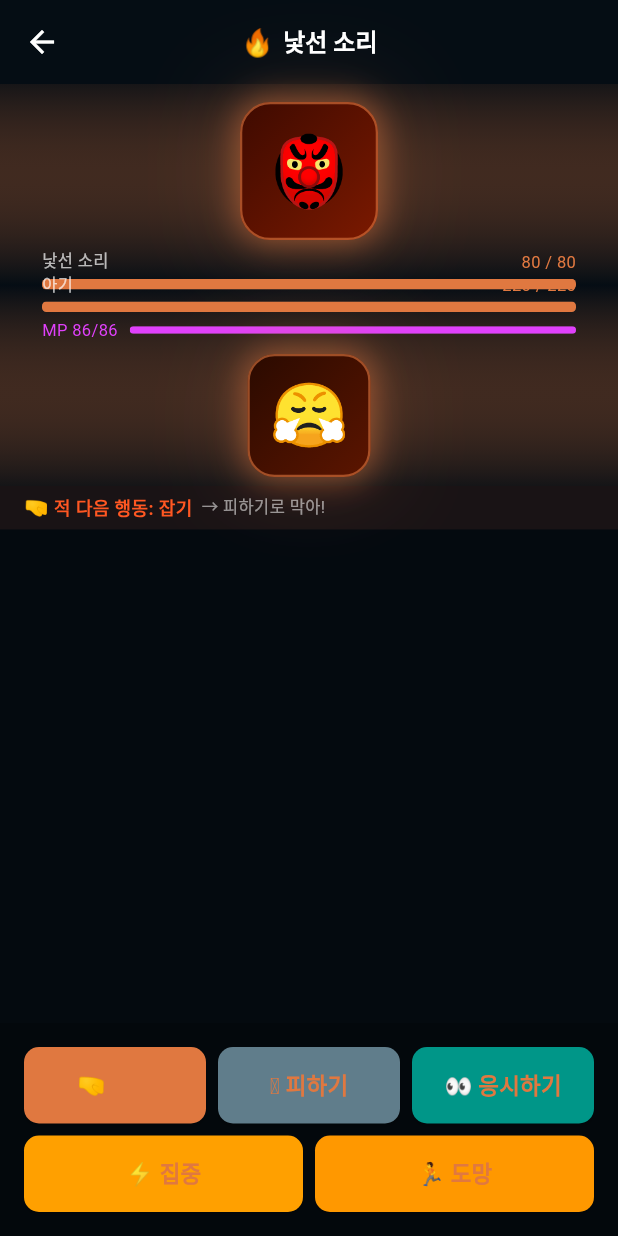
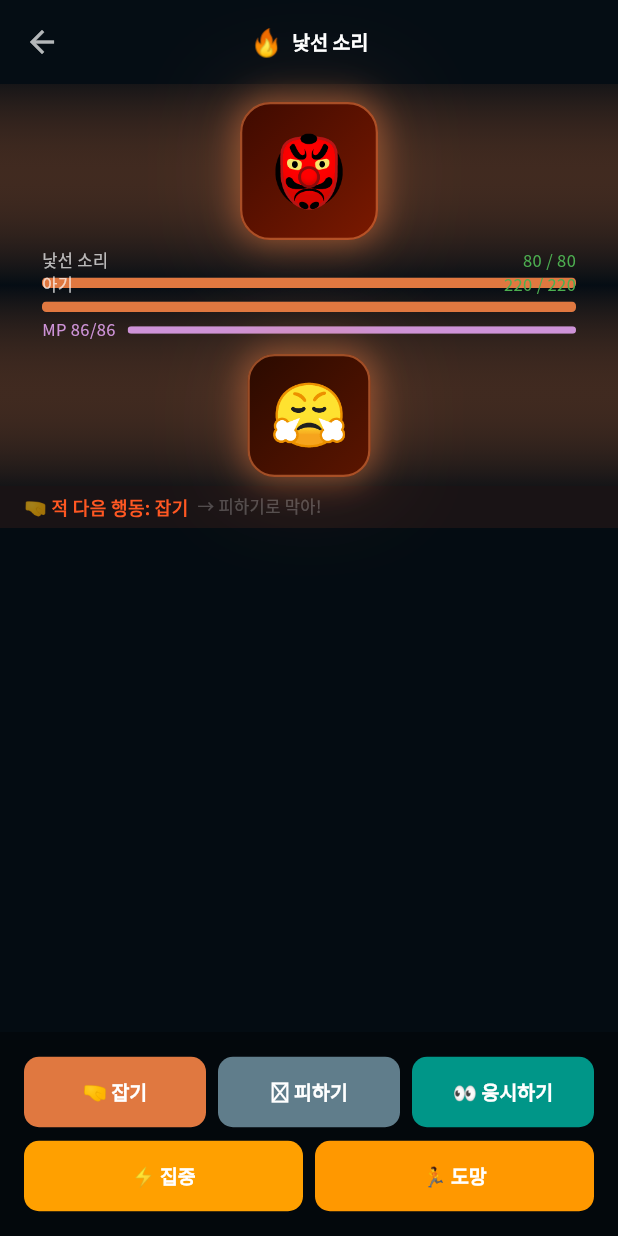
Before and after one commit to alstjs24-design/elemental-quest, a Flutter app: the RunScreen screen opened directly, after a tap on "⚔️ 전투 시작", on a phone screen of 412 x 824 dp. Run offline on Flutter 3.47's test engine with Material 3 defaults, Android fonts, the phone set to English and light mode, and no system bars; our stand-ins replace cloud_firestore, firebase_auth, firebase_core, flutter_riverpod, google_fonts, hive_flutter; accounts and stored records are empty.

Commit message:
feat: add design system and apply to home/battle screens
- Create app_theme.dart with AppColors, AppTextStyles, buildAppTheme()
- Korean typography via google_fonts (Noto Sans KR)
- Home screen: title with soul glow, subtitle added
- Battle screen: HP-aware bar colors (green/orange/red), AppTextStyles throughout
- Replace hardcoded Color/TextStyle literals with design tokens
- Add google_fonts ^6.2.1

```diff
--- /dev/null
+++ b/lib/core/theme/app_theme.dart
@@ -0,0 +1,141 @@
+import 'package:flutter/material.dart';
+import 'package:google_fonts/google_fonts.dart';
+
+// ── Color Tokens ──────────────────────────────────────────────────────────────
+
+class AppColors {
+  AppColors._();
+
+  // Backgrounds
+  static const bgDeep    = Color(0xFF050D14);
+  static const bgDark    = Color(0xFF0D1B2A);
+  static const bgPurple  = Color(0xFF1A0A2E);
+  static const bgCard    = Color(0xFF0F1923);
+
+  // Gradients
+  static const gradientTop    = Color(0xFF1A0A2E);
+  static const gradientBottom = Color(0xFF0D1B2A);
+
+  // Accent colors (per zone/feature)
+  static const fire    = Color(0xFFE07840); // 소리치는 아이 / PvP
+  static const water   = Color(0xFF4A90D9); // 받아들이는 아이 / 캐릭터
+  static const wind    = Color(0xFF4DB6AC); // 바라보는 아이 / 런
+  static const earth   = Color(0xFF78C55A); // 작아지는 아이
+
+  // Feature colors
+  static const run       = Color(0xFF4DB6AC);
+  static const dungeon   = Color(0xFF8B2FC9);
+  static const pvp       = Color(0xFFE07840);
+  static const character = Color(0xFF4A90D9);
+  static const legacy    = Color(0xFF9C27B0);
+  static const soul      = Color(0xFFCE93D8);
+
+  // HP colors
+  static const hpHigh = Color(0xFF4CAF50);
+  static const hpMid  = Color(0xFFFF9800);
+  static const hpLow  = Color(0xFFF44336);
+
+  // Text
+  static const textPrimary   = Color(0xFFFFFFFF);
+  static const textSecondary = Color(0xB3FFFFFF); // white70
+  static const textMuted     = Color(0x99FFFFFF); // white60
+  static const textDisabled  = Color(0x3DFFFFFF); // white24
+}
+
+// ── Typography ────────────────────────────────────────────────────────────────
+
+class AppTextStyles {
+  AppTextStyles._();
+
+  static TextStyle get displayLarge => GoogleFonts.notoSansKr(
+        fontSize: 32, fontWeight: FontWeight.w900,
+        color: AppColors.textPrimary, letterSpacing: 1.5,
+      );
+
+  static TextStyle get titleLarge => GoogleFonts.notoSansKr(
+        fontSize: 22, fontWeight: FontWeight.w700,
+        color: AppColors.textPrimary,
+      );
+
+  static TextStyle get titleMedium => GoogleFonts.notoSansKr(
+        fontSize: 18, fontWeight: FontWeight.w700,
+        color: AppColors.textPrimary,
+      );
+
+  static TextStyle get bodyMedium => GoogleFonts.notoSansKr(
+        fontSize: 14, fontWeight: FontWeight.w400,
+        color: AppColors.textSecondary,
+      );
+
+  static TextStyle get bodySmall => GoogleFonts.notoSansKr(
+        fontSize: 12, fontWeight: FontWeight.w400,
+        color: AppColors.textMuted,
+      );
+
+  static TextStyle get labelBold => GoogleFonts.notoSansKr(
+        fontSize: 13, fontWeight: FontWeight.w600,
+        color: AppColors.textPrimary,
+      );
+
+  static TextStyle get caption => GoogleFonts.notoSansKr(
+        fontSize: 11, fontWeight: FontWeight.w400,
+        color: AppColors.textDisabled,
+      );
+
+  static TextStyle get battleLog => GoogleFonts.notoSansKr(
+        fontSize: 13, fontWeight: FontWeight.w400,
+        color: AppColors.textSecondary, height: 1.6,
+      );
+}
+
+// ── Theme ─────────────────────────────────────────────────────────────────────
+
+ThemeData buildAppTheme() {
+  final base = ThemeData.dark();
+
+  return base.copyWith(
+    scaffoldBackgroundColor: AppColors.bgDeep,
+    colorScheme: const ColorScheme.dark(
+      primary: AppColors.fire,
+      secondary: AppColors.water,
+      surface: AppColors.bgCard,
+      onPrimary: AppColors.textPrimary,
+      onSecondary: AppColors.textPrimary,
+      onSurface: AppColors.textPrimary,
+    ),
+    textTheme: GoogleFonts.notoSansKrTextTheme(base.textTheme).apply(
+      bodyColor: AppColors.textPrimary,
+      displayColor: AppColors.textPrimary,
+    ),
+    appBarTheme: AppBarTheme(
+      backgroundColor: Colors.transparent,
+      elevation: 0,
+      centerTitle: true,
+      titleTextStyle: AppTextStyles.titleMedium,
+      iconTheme: const IconThemeData(color: AppColors.textSecondary),
+    ),
+    elevatedButtonTheme: ElevatedButtonThemeData(
+      style: ElevatedButton.styleFrom(
+        backgroundColor: AppColors.dungeon,
+        foregroundColor: AppColors.textPrimary,
+        textStyle: AppTextStyles.titleMedium,
+        padding: const EdgeInsets.symmetric(vertical: 16, horizontal: 24),
+        shape: RoundedRectangleBorder(borderRadius: BorderRadius.circular(14)),
+        elevation: 0,
+      ),
+    ),
+    cardTheme: CardTheme(
+      color: AppColors.bgCard,
+      elevation: 0,
+      shape: RoundedRectangleBorder(
+        borderRadius: BorderRadius.circular(16),
+        side: const BorderSide(color: Color(0x1AFFFFFF)),
+      ),
+    ),
+    dividerTheme: const DividerThemeData(
+      color: Color(0x1AFFFFFF),
+      thickness: 1,
+    ),
+    splashFactory: InkRipple.splashFactory,
+  );
+}
--- a/lib/features/battle/battle_screen.dart
+++ b/lib/features/battle/battle_screen.dart
@@ -3,6 +3,7 @@
 // Reads/Writes: battleProvider (BattleState; calls playerChooseRps/playerFlee/endBattle)
 import 'package:flutter/material.dart';
 import 'package:flutter_riverpod/flutter_riverpod.dart';
+import '../../core/theme/app_theme.dart';
 import '../../core/enums/character_trait.dart';
 import '../../core/enums/enemy_intention.dart';
 import '../../core/models/character.dart';
@@ -54,13 +55,13 @@ class _BattleScreenState extends ConsumerState<BattleScreen> {
 
     if (battle == null) {
       return const Scaffold(
-        backgroundColor: Color(0xFF050D14),
+        backgroundColor: AppColors.bgDeep,
         body: Center(child: CircularProgressIndicator()),
       );
     }
 
     return Scaffold(
-      backgroundColor: const Color(0xFF050D14),
+      backgroundColor: AppColors.bgDeep,
       appBar: AppBar(
         backgroundColor: Colors.transparent,
         elevation: 0,
@@ -70,22 +71,19 @@ class _BattleScreenState extends ConsumerState<BattleScreen> {
             Text(elemIcon(battle.enemy.element),
                 style: const TextStyle(fontSize: 18)),
             const SizedBox(width: 6),
-            Text(battle.enemy.name,
-                style: const TextStyle(
-                    fontSize: 16, fontWeight: FontWeight.bold)),
+            Text(battle.enemy.name, style: AppTextStyles.labelBold),
             if (battle.enemy.grade == EnemyGrade.boss) ...[
               const SizedBox(width: 6),
               Container(
                 padding:
                     const EdgeInsets.symmetric(horizontal: 6, vertical: 2),
                 decoration: BoxDecoration(
-                  color: Colors.red.shade900,
+                  color: AppColors.hpLow.withValues(alpha: 0.25),
                   borderRadius: BorderRadius.circular(4),
                 ),
-                child: const Text('BOSS',
-                    style: TextStyle(
-                        color: Colors.red,
-                        fontSize: 10,
+                child: Text('BOSS',
+                    style: AppTextStyles.caption.copyWith(
+                        color: AppColors.hpLow,
                         fontWeight: FontWeight.bold)),
               ),
             ],
@@ -135,7 +133,7 @@ class _BattleArena extends StatelessWidget {
                   end: Alignment.bottomCenter,
                   colors: [
                     enemyGlow.withValues(alpha: 0.08),
-                    const Color(0xFF050D14),
+                    AppColors.bgDeep,
                     playerGlow.withValues(alpha: 0.07),
                   ],
                 ),
@@ -202,8 +200,8 @@ class _BattleArena extends StatelessWidget {
                         children: [
                           Text(
                             'MP ${battle.player.currentMp}/${battle.player.stats.maxMp}',
-                            style: const TextStyle(
-                                color: Colors.purpleAccent, fontSize: 11),
+                            style: AppTextStyles.caption.copyWith(
+                                color: AppColors.soul),
                           ),
                           const SizedBox(width: 8),
                           Expanded(
@@ -214,7 +212,7 @@ class _BattleArena extends StatelessWidget {
                                         battle.player.stats.maxMp)
                                     .clamp(0.0, 1.0),
                                 backgroundColor: Colors.white12,
-                                color: Colors.purpleAccent,
+                                color: AppColors.soul,
                                 minHeight: 5,
                               ),
                             ),
@@ -245,9 +243,9 @@ class _BattleArena extends StatelessWidget {
                     border: Border.all(
                         color: Colors.red.withValues(alpha: 0.4)),
                   ),
-                  child: const Text('적 행동 중',
-                      style:
-                          TextStyle(color: Colors.red, fontSize: 11)),
+                  child: Text('적 행동 중',
+                      style: AppTextStyles.caption.copyWith(
+                          color: AppColors.hpLow)),
                 ),
               ),
             ),
@@ -278,14 +276,13 @@ class _IntentionStrip extends StatelessWidget {
       color: color.withValues(alpha: 0.08),
       child: Row(
         children: [
-          Text('$icon ', style: const TextStyle(fontSize: 13)),
+          Text('$icon ', style: AppTextStyles.bodySmall),
           Text('적 다음 행동: $label',
-              style: TextStyle(
-                  color: color, fontSize: 12, fontWeight: FontWeight.bold)),
+              style: AppTextStyles.bodySmall.copyWith(
+                  color: color, fontWeight: FontWeight.bold)),
           if (hint.isNotEmpty) ...[
             const SizedBox(width: 6),
-            Text(hint,
-                style: const TextStyle(color: Colors.white54, fontSize: 11)),
+            Text(hint, style: AppTextStyles.caption),
           ],
         ],
       ),
@@ -304,8 +301,17 @@ class _CompactBar extends StatelessWidget {
       required this.max,
       required this.color});
 
+  Color _hpColor(double ratio) {
+    if (ratio > 0.5) return AppColors.hpHigh;
+    if (ratio > 0.25) return AppColors.hpMid;
+    return AppColors.hpLow;
+  }
+
   @override
   Widget build(BuildContext context) {
+    final ratio = (current / max).clamp(0.0, 1.0);
+    final hpColor = _hpColor(ratio);
+    final barColor = color == Colors.white ? hpColor : color;
     return Column(
       crossAxisAlignment: CrossAxisAlignment.start,
       children: [
@@ -314,21 +320,21 @@ class _CompactBar extends StatelessWidget {
           children: [
             Expanded(
               child: Text(label,
-                  style: const TextStyle(
-                      color: Colors.white70, fontSize: 11),
+                  style: AppTextStyles.caption.copyWith(
+                      color: AppColors.textSecondary),
                   overflow: TextOverflow.ellipsis),
             ),
             Text('$current / $max',
-                style: TextStyle(color: color, fontSize: 11)),
+                style: AppTextStyles.caption.copyWith(color: hpColor)),
           ],
         ),
         const SizedBox(height: 3),
         ClipRRect(
           borderRadius: BorderRadius.circular(3),
           child: LinearProgressIndicator(
-            value: (current / max).clamp(0.0, 1.0),
+            value: ratio,
             backgroundColor: Colors.white12,
-            color: color,
+            color: barColor,
             minHeight: 7,
           ),
         ),
@@ -373,7 +379,7 @@ class _BattleLogState extends State<_BattleLog> {
   @override
   Widget build(BuildContext context) {
     return Container(
-      color: Colors.black26,
+      color: const Color(0x1A000000),
       child: ListView.builder(
         controller: _scroll,
         padding:
@@ -385,9 +391,10 @@ class _BattleLogState extends State<_BattleLog> {
             padding: const EdgeInsets.symmetric(vertical: 2),
             child: Text(
               widget.log[i],
-              style: TextStyle(
-                  color: isLast ? Colors.white : Colors.white60,
-                  fontSize: 13,
+              style: AppTextStyles.battleLog.copyWith(
+                  color: isLast
+                      ? AppColors.textPrimary
+                      : AppColors.textMuted,
                   fontWeight: isLast
                       ? FontWeight.w500
                       : FontWeight.normal),
@@ -547,9 +554,7 @@ class _ABtn extends StatelessWidget {
         shape: RoundedRectangleBorder(
             borderRadius: BorderRadius.circular(10)),
       ),
-      child: Text(label,
-          style: const TextStyle(
-              fontSize: 15, fontWeight: FontWeight.bold)),
+      child: Text(label, style: AppTextStyles.labelBold),
     );
   }
 }
@@ -572,17 +577,15 @@ class _ResultPanel extends ConsumerWidget {
         children: [
           Text(
             won ? '🏆 승리!' : (fled ? '🏃 도망 성공!' : '💀 패배...'),
-            style: TextStyle(
-              fontSize: 24,
-              fontWeight: FontWeight.bold,
-              color: won || fled ? Colors.amber : Colors.red,
+            style: AppTextStyles.titleLarge.copyWith(
+              color: won || fled ? Colors.amber : AppColors.hpLow,
             ),
           ),
           if (won) ...[
             const SizedBox(height: 8),
             Text(
               '경험치 +${battle.expReward}  골드 +${battle.goldReward}',
-              style: const TextStyle(color: Colors.white70),
+              style: AppTextStyles.bodySmall,
             ),
             if (battle.pendingDrops.isNotEmpty) ...[
               const SizedBox(height: 6),
@@ -591,8 +594,8 @@ class _ResultPanel extends ConsumerWidget {
                 spacing: 6,
                 children: battle.pendingDrops
                     .map((m) => Text('${m.icon} ${m.name}',
-                        style: const TextStyle(
-                            color: Colors.amber, fontSize: 12)))
+                        style: AppTextStyles.bodySmall.copyWith(
+                            color: Colors.amber)))
                     .toList(),
               ),
             ],
--- a/lib/features/home/home_screen.dart
+++ b/lib/features/home/home_screen.dart
@@ -3,6 +3,7 @@
 // Reads: characterProvider (activeCharacter.name, level)
 import 'package:flutter/material.dart';
 import 'package:flutter_riverpod/flutter_riverpod.dart';
+import '../../core/theme/app_theme.dart';
 import '../character/character_notifier.dart';
 import '../character/character_screen.dart';
 import '../dungeon/dungeon_screen.dart';
@@ -47,25 +48,34 @@ class _HomeScreenState extends ConsumerState<HomeScreen> {
           child: Column(
             children: [
               const SizedBox(height: 40),
-              const Text(
-                '⚔️ Elemental Quest',
-                style: TextStyle(
-                  fontSize: 32,
-                  fontWeight: FontWeight.bold,
-                  color: Color(0xFFE07840),
-                  letterSpacing: 2,
+                      Text(
+                '아기의 꿈',
+                style: AppTextStyles.displayLarge.copyWith(
+                  color: AppColors.soul,
+                  letterSpacing: 4,
+                  shadows: [
+                    Shadow(color: AppColors.dungeon.withValues(alpha: 0.6), blurRadius: 24),
+                  ],
                 ),
               ),
-              const SizedBox(height: 8),
+              const SizedBox(height: 4),
+              Text(
+                '내면 세계로의 여정',
+                style: AppTextStyles.bodySmall.copyWith(letterSpacing: 2),
+              ),
+              const SizedBox(height: 10),
               if (character != null)
                 Text(
                   '${character.name}  Lv.${character.level}',
-                  style: const TextStyle(color: Colors.white60, fontSize: 14),
+                  style: AppTextStyles.bodyMedium,
                 ),
               if (legacy.soulFragments > 0)
-                Text(
-                  '💎 ${legacy.soulFragments} 영혼 파편',
-                  style: const TextStyle(color: Color(0xFFCE93D8), fontSize: 12),
+                Padding(
+                  padding: const EdgeInsets.only(top: 4),
+                  child: Text(
+                    '💎 ${legacy.soulFragments} 영혼 파편',
+                    style: AppTextStyles.bodySmall.copyWith(color: AppColors.soul),
+                  ),
                 ),
               const Spacer(),
               _MenuButton(
@@ -123,9 +133,9 @@ class _HomeScreenState extends ConsumerState<HomeScreen> {
                 ),
               ),
               const Spacer(),
-              const Padding(
-                padding: EdgeInsets.only(bottom: 24),
-                child: Text('v0.1.0', style: TextStyle(color: Colors.white24, fontSize: 12)),
+              Padding(
+                padding: const EdgeInsets.only(bottom: 24),
+                child: Text('v0.1.0', style: AppTextStyles.caption),
               ),
             ],
           ),
@@ -175,13 +185,9 @@ class _MenuButton extends StatelessWidget {
                     crossAxisAlignment: CrossAxisAlignment.start,
                     children: [
                       Text(label,
-                          style: TextStyle(
-                              color: color,
-                              fontSize: 18,
-                              fontWeight: FontWeight.bold)),
-                      Text(subtitle,
-                          style: const TextStyle(
-                              color: Colors.white70, fontSize: 12)),
+                          style: AppTextStyles.titleMedium.copyWith(color: color)),
+                      const SizedBox(height: 2),
+                      Text(subtitle, style: AppTextStyles.bodySmall),
                     ],
                   ),
                 ),
--- a/lib/main.dart
+++ b/lib/main.dart
@@ -3,6 +3,7 @@ import 'package:flutter/foundation.dart';
 import 'package:flutter/material.dart';
 import 'package:flutter_riverpod/flutter_riverpod.dart';
 import 'package:hive_flutter/hive_flutter.dart';
+import 'core/theme/app_theme.dart';
 import 'features/character/character_save.dart';
 import 'features/crafting/material_save.dart';
 import 'features/legacy/legacy_save.dart';
@@ -43,13 +44,7 @@ class ElementalQuestApp extends StatelessWidget {
     return MaterialApp(
       title: 'Elemental Quest',
       debugShowCheckedModeBanner: false,
-      theme: ThemeData.dark().copyWith(
-        colorScheme: const ColorScheme.dark(
-          primary: Color(0xFFE07840),
-          secondary: Color(0xFF4A90D9),
-        ),
-        splashFactory: InkRipple.splashFactory,
-      ),
+      theme: buildAppTheme(),
       home: const HomeScreen(),
     );
   }
--- a/pubspec.yaml
+++ b/pubspec.yaml
@@ -45,6 +45,9 @@ dependencies:
   firebase_core: ^3.13.1
   firebase_auth: ^5.5.2
   cloud_firestore: ^5.6.6
+
+  # Fonts
+  google_fonts: ^6.2.1
 
   # Utilities
   uuid: ^4.5.1
```
Also changed, not shown: pubspec.lock.
